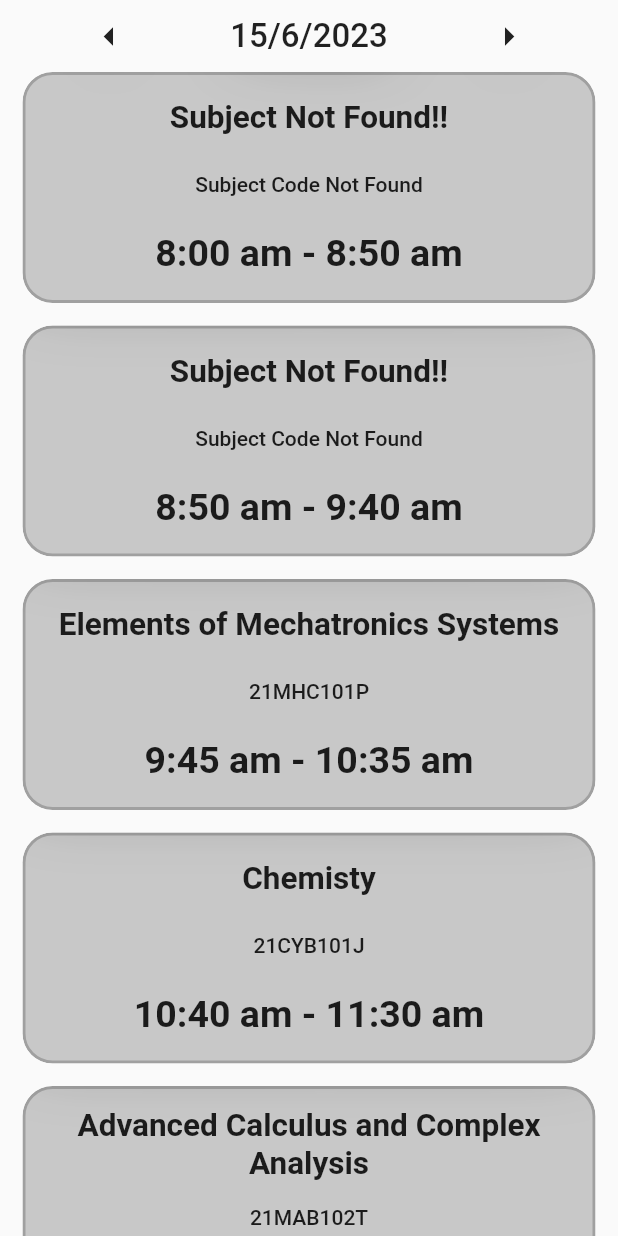
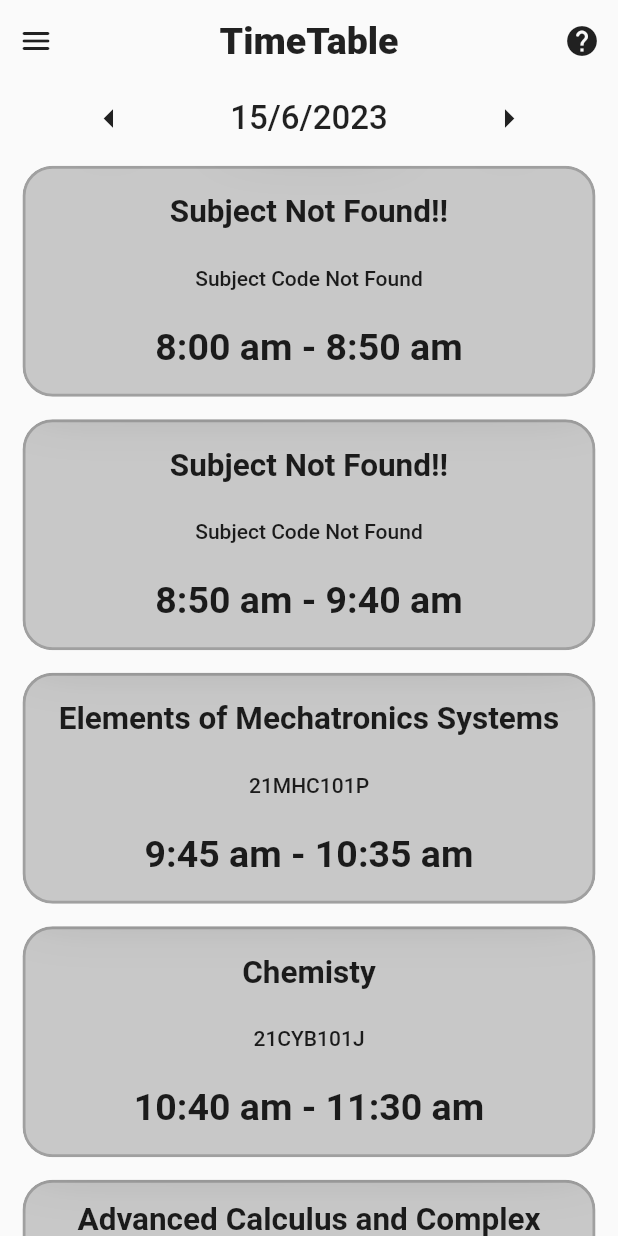
Before and after one commit to Sreeram3927/class_trackr, a Flutter app: the screen it shows after launch, on a phone screen of 412 x 824 dp. Run offline on Flutter 3.47's test engine with Material 2 defaults, Android fonts, the phone set to English and light mode, and no system bars; our stand-ins replace shared_preferences.

Commit message:
add timeTableTopBar widget

```diff
--- a/lib/screens/timetable/other_widgets.dart
+++ b/lib/screens/timetable/other_widgets.dart
@@ -2,6 +2,37 @@ import 'package:flutter/material.dart';
 import 'package:infinity_project/data/data_manager.dart';
 import 'package:infinity_project/data/subjects.dart';
 import 'package:infinity_project/screens/timetable/subject_card/subject_card.dart';
+
+Widget timeTableTopBar() {
+  return Container(
+    height: 55.0,
+    //color: Colors.green,
+    child: Row(
+      mainAxisAlignment: MainAxisAlignment.spaceBetween,
+      children: [
+
+        IconButton(
+          onPressed: () {},
+          icon: const Icon(Icons.menu_rounded),
+        ),
+
+        const Text(
+          "TimeTable",
+          style: TextStyle(
+            fontSize: 25.0,
+            fontWeight: FontWeight.w800
+          )
+        ),
+
+        IconButton(
+          onPressed: () {},
+          icon: const Icon(Icons.help_rounded),
+        ),
+      ],
+    )
+  );
+}
+
 
 Widget changeDate(void Function() fn, String tip, IconData icon, DateTime date) {
   return TextButton(
@@ -49,13 +80,13 @@ Widget dateInfo(List<Widget> data) {
 }
 
 Widget displayData(List data) {
-  return ListView.separated(
+  return ListView.builder(
     itemCount: data.length,
 
     itemBuilder: (context, index) {
       List<String> details = Subject.subData[data[index][3]];
       return Padding(
-        padding: const EdgeInsets.symmetric(horizontal: 15.0),
+        padding: const EdgeInsets.symmetric(horizontal: 15.0, vertical: 7.5),
         child: SubjectCard(
           title: details[0],
           subjectCode: details[1],
@@ -64,7 +95,5 @@ Widget displayData(List data) {
         ),
       );
     },
-
-    separatorBuilder: (BuildContext context, int index) => const SizedBox(height: 15.0),
   );
 }
--- a/lib/screens/timetable/timetable.dart
+++ b/lib/screens/timetable/timetable.dart
@@ -67,6 +67,7 @@ class _TimeTableState extends State<TimeTable> {
 
     return Column(
       children: [
+        timeTableTopBar(),
         dateInfo(dateInfoData),
         Expanded(
           child: _isHoliday
```
